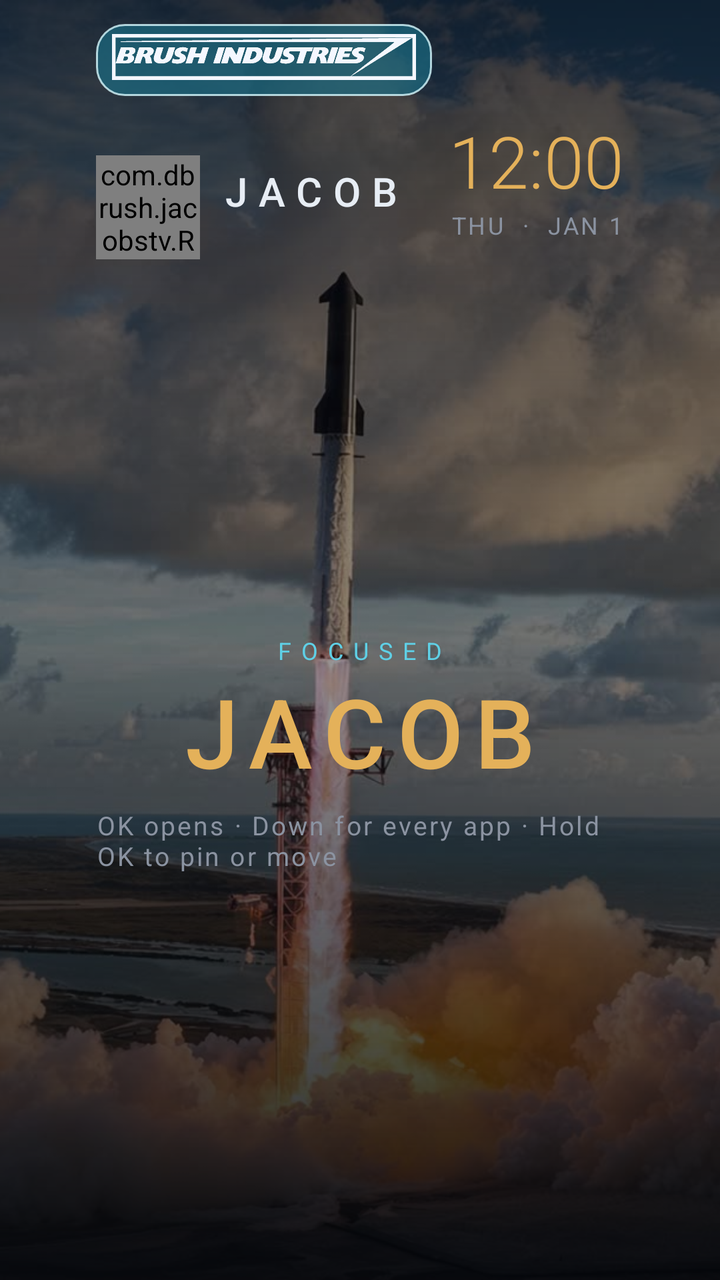
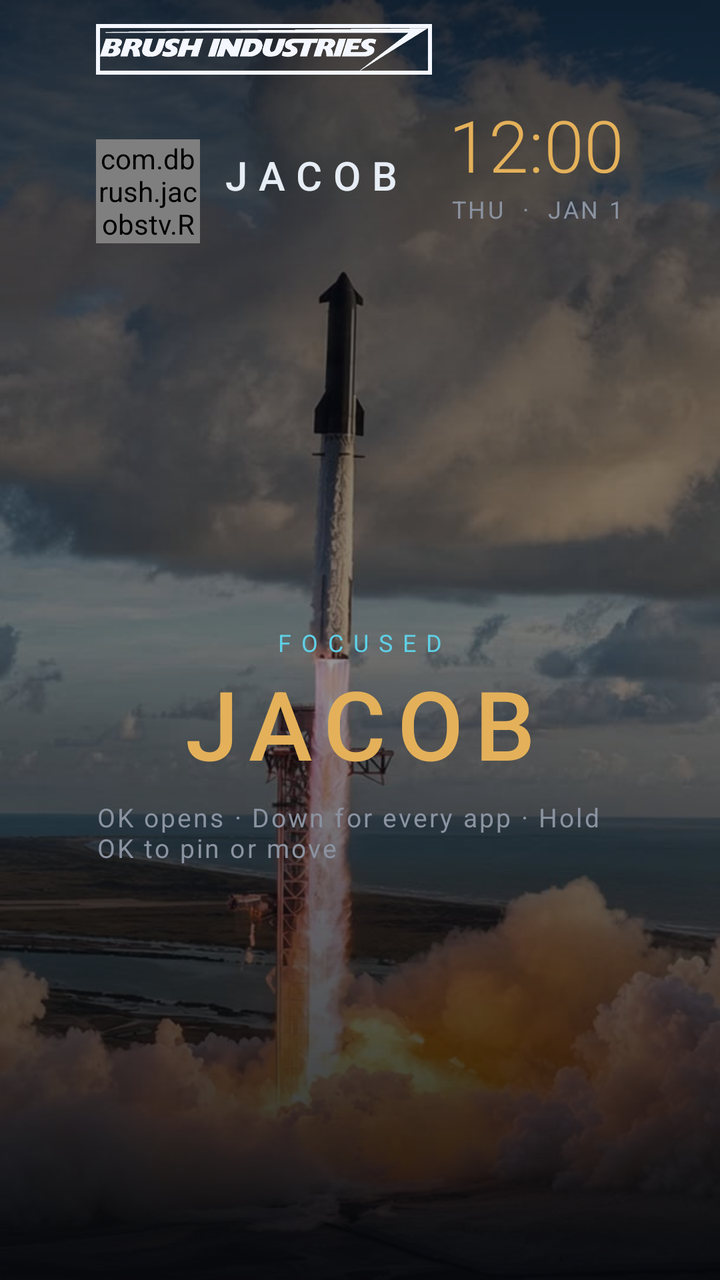

An Android layout rendered at two revisions. The XML below is the earlier revision; the diff shows what the commit changed to produce the second picture.
<!-- AndroidManifest.xml: application theme Theme.JacobsTv -->
<!-- res/layout/activity_main.xml -->
<?xml version="1.0" encoding="utf-8"?>
<FrameLayout xmlns:android="http://schemas.android.com/apk/res/android"
    android:layout_width="match_parent"
    android:layout_height="match_parent"
    android:background="@color/bg">

    <ImageView
        android:id="@+id/wallpaper"
        android:layout_width="match_parent"
        android:layout_height="match_parent"
        android:contentDescription="@string/wall"
        android:scaleType="centerCrop"
        android:src="@drawable/bg_rocket" />

    <View
        android:layout_width="match_parent"
        android:layout_height="match_parent"
        android:background="@drawable/bg_scrim" />

    <LinearLayout
        android:id="@+id/home"
        android:layout_width="match_parent"
        android:layout_height="match_parent"
        android:orientation="vertical"
        android:paddingStart="48dp"
        android:paddingTop="12dp"
        android:paddingEnd="48dp"
        android:paddingBottom="20dp">

        <ImageView
            android:layout_width="168dp"
            android:layout_height="36dp"
            android:layout_marginBottom="8dp"
            android:background="@drawable/bg_brand_glass"
            android:contentDescription="Brush Industries"
            android:paddingLeft="8dp"
            android:paddingTop="5dp"
            android:paddingRight="8dp"
            android:paddingBottom="5dp"
            android:scaleType="fitStart"
            android:src="@drawable/brush_industries" />

        <LinearLayout
            android:layout_width="match_parent"
            android:layout_height="wrap_content"
            android:gravity="center_vertical"
            android:orientation="horizontal">

            <com.dbrush.jacobstv.ReactorView
                android:layout_width="52dp"
                android:layout_height="52dp" />

            <LinearLayout
                android:layout_width="0dp"
                android:layout_height="wrap_content"
                android:layout_marginStart="10dp"
                android:layout_weight="1"
                android:orientation="vertical">

                <TextView
                    android:layout_width="wrap_content"
                    android:layout_height="wrap_content"
                    android:fontFamily="sans-serif-medium"
                    android:letterSpacing="0.28"
                    android:text="@string/header_name"
                    android:textColor="@color/fg"
                    android:textSize="20sp" />

                <TextView
                    android:id="@+id/stats"
                    android:layout_width="wrap_content"
                    android:layout_height="wrap_content"
                    android:letterSpacing="0.12"
                    android:textColor="@color/cyan"
                    android:textSize="12sp" />
            </LinearLayout>

            <LinearLayout
                android:id="@+id/clockHit"
                android:layout_width="wrap_content"
                android:layout_height="wrap_content"
                android:clickable="true"
                android:focusable="true"
                android:gravity="end"
                android:orientation="vertical">

                <TextClock
                    android:layout_width="wrap_content"
                    android:layout_height="wrap_content"
                    android:fontFamily="sans-serif-light"
                    android:format12Hour="h:mm"
                    android:format24Hour="H:mm"
                    android:textColor="@color/gold"
                    android:textSize="36sp" />

                <TextClock
                    android:layout_width="wrap_content"
                    android:layout_height="wrap_content"
                    android:format12Hour="EEE  ·  MMM d"
                    android:format24Hour="EEE  ·  MMM d"
                    android:letterSpacing="0.1"
                    android:textAllCaps="true"
                    android:textColor="@color/muted"
                    android:textSize="12sp" />

                <TextView
                    android:id="@+id/weather"
                    android:layout_width="wrap_content"
                    android:layout_height="wrap_content"
                    android:letterSpacing="0.14"
                    android:textColor="@color/cyan"
                    android:textSize="12sp" />

                <TextView
                    android:id="@+id/outlook"
                    android:layout_width="wrap_content"
                    android:layout_height="wrap_content"
                    android:letterSpacing="0.06"
                    android:textColor="@color/cyan"
                    android:textSize="11sp" />
            </LinearLayout>
        </LinearLayout>

        <LinearLayout
            android:layout_width="match_parent"
            android:layout_height="0dp"
            android:layout_weight="1"
            android:gravity="center"
            android:orientation="vertical">

            <TextView
                android:id="@+id/shelfKicker"
                android:layout_width="wrap_content"
                android:layout_height="wrap_content"
                android:letterSpacing="0.42"
                android:text="@string/focused"
                android:textColor="@color/cyan"
                android:textSize="12sp" />

            <TextView
                android:id="@+id/shelfName"
                android:layout_width="match_parent"
                android:layout_height="wrap_content"
                android:fontFamily="sans-serif-medium"
                android:gravity="center"
                android:letterSpacing="0.12"
                android:text="@string/jacob"
                android:textColor="@color/gold"
                android:textSize="48sp" />

            <TextView
                android:layout_width="wrap_content"
                android:layout_height="wrap_content"
                android:layout_marginTop="6dp"
                android:letterSpacing="0.08"
                android:text="@string/shelf_hint"
                android:textColor="@color/muted"
                android:textSize="13sp" />
        </LinearLayout>

        <HorizontalScrollView
            android:layout_width="match_parent"
            android:layout_height="wrap_content"
            android:layout_marginTop="14dp"
            android:scrollbars="none">

            <LinearLayout
                android:id="@+id/dock"
                android:layout_width="wrap_content"
                android:layout_height="wrap_content"
                android:background="@drawable/bg_dock"
                android:orientation="horizontal"
                android:paddingStart="12dp"
                android:paddingTop="4dp"
                android:paddingEnd="12dp"
                android:paddingBottom="0dp" />
        </HorizontalScrollView>

    </LinearLayout>

    <FrameLayout
        android:id="@+id/library"
        android:layout_width="match_parent"
        android:layout_height="match_parent"
        android:background="#F205070B"
        android:clickable="true"
        android:visibility="gone">

        <LinearLayout
            android:layout_width="match_parent"
            android:layout_height="match_parent"
            android:orientation="vertical"
            android:paddingStart="48dp"
            android:paddingTop="28dp"
            android:paddingEnd="48dp"
            android:paddingBottom="24dp">

            <TextView
                android:layout_width="wrap_content"
                android:layout_height="wrap_content"
                android:letterSpacing="0.32"
                android:text="@string/all_apps"
                android:textColor="@color/cyan"
                android:textSize="12sp" />

            <TextView
                android:layout_width="wrap_content"
                android:layout_height="wrap_content"
                android:layout_marginTop="4dp"
                android:text="@string/library_hint"
                android:textColor="@color/muted"
                android:textSize="14sp" />

            <GridView
                android:id="@+id/libraryGrid"
                android:layout_width="match_parent"
                android:layout_height="0dp"
                android:layout_marginTop="16dp"
                android:layout_weight="1"
                android:columnWidth="148dp"
                android:gravity="center"
                android:horizontalSpacing="14dp"
                android:listSelector="@android:color/transparent"
                android:numColumns="auto_fit"
                android:stretchMode="columnWidth"
                android:verticalSpacing="14dp" />
        </LinearLayout>
    </FrameLayout>

    <FrameLayout
        android:id="@+id/menu"
        android:layout_width="match_parent"
        android:layout_height="match_parent"
        android:background="#6605070B"
        android:clickable="true"
        android:visibility="gone">

        <LinearLayout
            android:layout_width="460dp"
            android:layout_height="wrap_content"
            android:layout_gravity="center"
            android:background="@drawable/bg_card"
            android:orientation="vertical"
            android:padding="24dp">

            <TextView
                android:layout_width="wrap_content"
                android:layout_height="wrap_content"
                android:letterSpacing="0.36"
                android:text="@string/tile"
                android:textColor="@color/cyan"
                android:textSize="12sp" />

            <TextView
                android:id="@+id/menuTitle"
                android:layout_width="match_parent"
                android:layout_height="wrap_content"
                android:layout_marginTop="8dp"
                android:textColor="@color/gold"
                android:textSize="26sp" />

            <TextView
                android:id="@+id/menuMoveLeft"
                style="@style/HudChip"
                android:layout_width="match_parent"
                android:layout_height="48dp"
                android:layout_marginTop="16dp"
                android:layout_weight="0"
                android:text="@string/move_left" />

            <TextView
                android:id="@+id/menuMoveRight"
                style="@style/HudChip"
                android:layout_width="match_parent"
                android:layout_height="48dp"
                android:layout_marginTop="8dp"
                android:layout_weight="0"
                android:text="@string/move_right" />

            <TextView
                android:id="@+id/menuRemove"
                style="@style/HudChip"
                android:layout_width="match_parent"
                android:layout_height="48dp"
                android:layout_marginTop="8dp"
                android:layout_weight="0"
                android:text="@string/remove_dock" />

            <TextView
                android:id="@+id/menuPin"
                style="@style/HudChip"
                android:layout_width="match_parent"
                android:layout_height="48dp"
                android:layout_marginTop="8dp"
                android:layout_weight="0"
                android:text="@string/pin_dock" />

            <TextView
                android:id="@+id/menuInfo"
                style="@style/HudChip"
                android:layout_width="match_parent"
                android:layout_height="48dp"
                android:layout_marginTop="8dp"
                android:layout_weight="0"
                android:text="@string/app_info" />

            <TextView
                android:id="@+id/menuClose"
                style="@style/HudChip"
                android:layout_width="match_parent"
                android:layout_height="48dp"
                android:layout_marginTop="8dp"
                android:layout_weight="0"
                android:text="@string/close" />
        </LinearLayout>
    </FrameLayout>

    <FrameLayout
        android:id="@+id/debloat"
        android:layout_width="match_parent"
        android:layout_height="match_parent"
        android:background="#6605070B"
        android:clickable="true"
        android:visibility="gone">

        <LinearLayout
            android:layout_width="match_parent"
            android:layout_height="wrap_content"
            android:layout_gravity="center"
            android:layout_margin="48dp"
            android:background="@drawable/bg_card"
            android:orientation="vertical"
            android:padding="28dp">

            <TextView
                android:layout_width="wrap_content"
                android:layout_height="wrap_content"
                android:letterSpacing="0.36"
                android:text="@string/debloat"
                android:textColor="@color/cyan"
                android:textSize="12sp" />

            <TextView
                android:id="@+id/debloatBody"
                android:layout_width="match_parent"
                android:layout_height="wrap_content"
                android:layout_marginTop="12dp"
                android:lineSpacingExtra="4dp"
                android:text="@string/debloat_body"
                android:textColor="@color/fg"
                android:textSize="18sp" />

            <TextView
                android:id="@+id/debloatRun"
                style="@style/HudChip"
                android:layout_width="match_parent"
                android:layout_height="52dp"
                android:layout_marginTop="18dp"
                android:layout_weight="0"
                android:text="@string/debloat_run" />

            <TextView
                android:id="@+id/debloatClose"
                style="@style/HudChip"
                android:layout_width="match_parent"
                android:layout_height="52dp"
                android:layout_marginTop="8dp"
                android:layout_weight="0"
                android:text="@string/close" />
        </LinearLayout>
    </FrameLayout>

    <FrameLayout
        android:id="@+id/dream"
        android:layout_width="match_parent"
        android:layout_height="match_parent"
        android:background="@color/bg"
        android:clickable="true"
        android:focusable="true"
        android:visibility="gone">

        <LinearLayout
            android:id="@+id/dreamClock"
            android:layout_width="wrap_content"
            android:layout_height="wrap_content"
            android:layout_gravity="center"
            android:gravity="center"
            android:orientation="vertical">

            <com.dbrush.jacobstv.ReactorView
                android:layout_width="72dp"
                android:layout_height="72dp" />

            <TextClock
                android:layout_width="wrap_content"
                android:layout_height="wrap_content"
                android:layout_marginTop="12dp"
                android:fontFamily="sans-serif-light"
                android:format12Hour="h:mm"
                android:format24Hour="H:mm"
                android:textColor="@color/gold"
                android:textSize="84sp" />
        </LinearLayout>
    </FrameLayout>

    <FrameLayout
        android:id="@+id/welcome"
        android:layout_width="match_parent"
        android:layout_height="match_parent"
        android:background="@color/bg"
        android:clickable="true"
        android:focusable="true"
        android:visibility="gone">

        <com.dbrush.jacobstv.ReactorView
            android:layout_width="220dp"
            android:layout_height="220dp"
            android:layout_gravity="center"
            android:layout_marginBottom="120dp" />

        <LinearLayout
            android:layout_width="match_parent"
            android:layout_height="wrap_content"
            android:layout_gravity="center"
            android:layout_marginTop="80dp"
            android:gravity="center"
            android:orientation="vertical">

            <ImageView
                android:layout_width="250dp"
                android:layout_height="52dp"
                android:layout_marginBottom="12dp"
                android:background="@drawable/bg_brand_glass"
                android:contentDescription="Brush Industries"
                android:paddingLeft="14dp"
                android:paddingTop="8dp"
                android:paddingRight="14dp"
                android:paddingBottom="8dp"
                android:scaleType="fitCenter"
                android:src="@drawable/brush_industries" />

            <TextView
                android:id="@+id/wordWelcome"
                android:layout_width="wrap_content"
                android:layout_height="wrap_content"
                android:fontFamily="sans-serif-medium"
                android:letterSpacing="0.5"
                android:text="@string/welcome"
                android:textColor="@color/cyan"
                android:textSize="16sp" />

            <TextView
                android:id="@+id/wordJacob"
                android:layout_width="wrap_content"
                android:layout_height="wrap_content"
                android:fontFamily="sans-serif-medium"
                android:letterSpacing="0.22"
                android:text="@string/jacob"
                android:textColor="@color/gold"
                android:textSize="64sp" />

            <TextView
                android:id="@+id/wordStatus"
                android:layout_width="wrap_content"
                android:layout_height="wrap_content"
                android:layout_marginTop="8dp"
                android:letterSpacing="0.28"
                android:text="@string/nominal"
                android:textColor="@color/fg"
                android:textSize="14sp" />
        </LinearLayout>
    </FrameLayout>

    <FrameLayout
        android:id="@+id/about"
        android:layout_width="match_parent"
        android:layout_height="match_parent"
        android:background="#6605070B"
        android:clickable="true"
        android:visibility="gone">

        <LinearLayout
            android:id="@+id/aboutCard"
            android:layout_width="560dp"
            android:layout_height="wrap_content"
            android:layout_gravity="center"
            android:background="@drawable/bg_card"
            android:orientation="vertical"
            android:padding="28dp">

            <TextView
                android:layout_width="wrap_content"
                android:layout_height="wrap_content"
                android:letterSpacing="0.4"
                android:text="@string/about_kicker"
                android:textColor="@color/cyan"
                android:textSize="12sp" />

            <TextView
                android:layout_width="match_parent"
                android:layout_height="wrap_content"
                android:layout_marginTop="12dp"
                android:fontFamily="sans-serif-medium"
                android:text="@string/about_line"
                android:textColor="@color/gold"
                android:textSize="28sp" />

            <TextView
                android:layout_width="match_parent"
                android:layout_height="wrap_content"
                android:layout_marginTop="14dp"
                android:lineSpacingExtra="4dp"
                android:text="@string/about_body"
                android:textColor="@color/fg"
                android:textSize="18sp" />

            <LinearLayout
                android:layout_width="match_parent"
                android:layout_height="wrap_content"
                android:layout_marginTop="22dp"
                android:orientation="horizontal">

                <TextView
                    android:id="@+id/replayWelcome"
                    android:layout_width="0dp"
                    android:layout_height="52dp"
                    android:layout_marginEnd="10dp"
                    android:layout_weight="1"
                    android:background="@drawable/bg_button"
                    android:clickable="true"
                    android:focusable="true"
                    android:gravity="center"
                    android:text="@string/replay"
                    android:textColor="@color/button_text"
                    android:textSize="16sp" />

                <TextView
                    android:id="@+id/closeAbout"
                    android:layout_width="0dp"
                    android:layout_height="52dp"
                    android:layout_weight="1"
                    android:background="@drawable/bg_button"
                    android:clickable="true"
                    android:focusable="true"
                    android:gravity="center"
                    android:text="@string/close"
                    android:textColor="@color/button_text"
                    android:textSize="16sp" />
            </LinearLayout>
        </LinearLayout>
    </FrameLayout>

    <FrameLayout
        android:id="@+id/control"
        android:layout_width="match_parent"
        android:layout_height="match_parent"
        android:background="#4402070C"
        android:clickable="true"
        android:visibility="gone">

        <LinearLayout
            android:id="@+id/controlCard"
            android:layout_width="match_parent"
            android:layout_height="wrap_content"
            android:layout_gravity="center"
            android:layout_margin="36dp"
            android:background="@drawable/bg_card"
            android:orientation="vertical"
            android:padding="24dp">

            <TextView
                android:layout_width="match_parent"
                android:layout_height="wrap_content"
                android:gravity="center"
                android:letterSpacing="0.36"
                android:text="CONTROL"
                android:textColor="@color/cyan"
                android:textSize="12sp" />

            <LinearLayout
                android:layout_width="match_parent"
                android:layout_height="wrap_content"
                android:layout_marginTop="16dp"
                android:orientation="horizontal">

                <TextView
                    android:id="@+id/controlInputs"
                    style="@style/HudChip"
                    android:layout_width="0dp"
                    android:layout_height="72dp"
                    android:layout_marginEnd="8dp"
                    android:layout_weight="1"
                    android:text="INPUTS" />

                <TextView
                    android:id="@+id/controlLink"
                    style="@style/HudChip"
                    android:layout_width="0dp"
                    android:layout_height="72dp"
                    android:layout_weight="1"
                    android:text="NETWORK" />
            </LinearLayout>

            <LinearLayout
                android:layout_width="match_parent"
                android:layout_height="wrap_content"
                android:layout_marginTop="8dp"
                android:orientation="horizontal">

                <TextView
                    android:id="@+id/controlSettings"
                    style="@style/HudChip"
                    android:layout_width="0dp"
                    android:layout_height="72dp"
                    android:layout_marginEnd="8dp"
                    android:layout_weight="1"
                    android:text="@string/settings" />

                <TextView
                    android:id="@+id/controlCast"
                    style="@style/HudChip"
                    android:layout_width="0dp"
                    android:layout_height="72dp"
                    android:layout_weight="1"
                    android:text="CAST" />
            </LinearLayout>

            <LinearLayout
                android:layout_width="match_parent"
                android:layout_height="wrap_content"
                android:layout_marginTop="8dp"
                android:orientation="horizontal">

                <TextView
                    android:id="@+id/controlWall"
                    style="@style/HudChip"
                    android:layout_width="0dp"
                    android:layout_height="72dp"
                    android:layout_marginEnd="8dp"
                    android:layout_weight="1"
                    android:text="@string/wall" />

                <TextView
                    android:id="@+id/controlDebloat"
                    style="@style/HudChip"
                    android:layout_width="0dp"
                    android:layout_height="72dp"
                    android:layout_weight="1"
                    android:text="@string/debloat" />
            </LinearLayout>

            <LinearLayout
                android:layout_width="match_parent"
                android:layout_height="wrap_content"
                android:layout_marginTop="14dp"
                android:gravity="center_vertical"
                android:orientation="horizontal">

                <TextView
                    android:layout_width="wrap_content"
                    android:layout_height="wrap_content"
                    android:letterSpacing="0.16"
                    android:text="ZIP"
                    android:textColor="@color/cyan"
                    android:textSize="12sp" />

                <EditText
                    android:id="@+id/zipField"
                    android:layout_width="0dp"
                    android:layout_height="40dp"
                    android:layout_weight="1"
                    android:background="@android:color/transparent"
                    android:gravity="center"
                    android:hint="45414"
                    android:inputType="number"
                    android:maxLength="5"
                    android:textColor="@color/gold"
                    android:textColorHint="@color/muted"
                    android:textSize="18sp" />

                <TextView
                    android:id="@+id/zipSave"
                    style="@style/HudChip"
                    android:layout_width="72dp"
                    android:layout_height="40dp"
                    android:layout_weight="0"
                    android:text="OK" />
            </LinearLayout>
        </LinearLayout>
    </FrameLayout>
</FrameLayout>
<!-- resources referenced by this layout -->
<resources>
  <color name="bg">#05070B</color>
  <color name="cyan">#5FD0E6</color>
  <color name="fg">#E7EDF4</color>
  <color name="gold">#E4B15A</color>
  <color name="muted">#8B93A1</color>
  <!-- drawable bg_brand_glass (drawable) -->
  <?xml version="1.0" encoding="utf-8"?>
  <shape xmlns:android="http://schemas.android.com/apk/res/android" android:shape="rectangle">
      <corners android:radius="14dp" />
      <solid android:color="#AA1A6E86" />
      <stroke android:width="1dp" android:color="#CCD7FBFF" />
  </shape>
  <!-- drawable bg_card (drawable) -->
  <?xml version="1.0" encoding="utf-8"?>
  <shape xmlns:android="http://schemas.android.com/apk/res/android">
      <solid android:color="#66101822" />
      <stroke android:width="1dp" android:color="#66FFFFFF" />
      <corners android:radius="22dp" />
  </shape>
  <!-- drawable bg_dock (drawable) -->
  <?xml version="1.0" encoding="utf-8"?>
  <layer-list xmlns:android="http://schemas.android.com/apk/res/android">
      <item android:top="78dp">
          <shape>
              <gradient
                  android:angle="270"
                  android:startColor="#665FD0E6"
                  android:endColor="#005FD0E6" />
          </shape>
      </item>
      <item android:top="76dp" android:bottom="18dp">
          <shape>
              <solid android:color="#CCF4FBFF" />
          </shape>
      </item>
  </layer-list>
  <!-- drawable bg_scrim (drawable) -->
  <?xml version="1.0" encoding="utf-8"?>
  <shape xmlns:android="http://schemas.android.com/apk/res/android">
      <gradient
          android:angle="270"
          android:startColor="#C005070B"
          android:centerColor="#6605070B"
          android:endColor="#E605070B" />
  </shape>
  <string name="about_body">A Stark-styled home for this Vizio. Dock on the bottom, the focused app in big type, inputs up front, and a clock that drifts so it does not burn in. No recommendation rows. No ads.</string>
  <string name="about_kicker">SETTINGS</string>
  <string name="about_line">Dallas built this because Dallas kicks ass</string>
  <string name="all_apps">ALL APPS</string>
  <string name="app_info">App info</string>
  <string name="close">Close</string>
  <string name="debloat">Debloat</string>
  <string name="debloat_body">Recommendation rows are already hidden on this home. Disable stops them from running. Nothing is uninstalled. If the TV refuses, run tools/debloat.sh from a computer. tools/restore.sh puts them back.</string>
  <string name="debloat_run">Disable bloat on this TV</string>
  <string name="focused">FOCUSED</string>
  <string name="header_name">JACOB</string>
  <string name="jacob">JACOB</string>
  <string name="library_hint">Stock recommendation rows stay off this grid. Hold OK to pin a tile to the dock.</string>
  <string name="move_left">Move left</string>
  <string name="move_right">Move right</string>
  <string name="nominal">ALL SYSTEMS NOMINAL</string>
  <string name="pin_dock">Pin to dock</string>
  <string name="remove_dock">Remove from dock</string>
  <string name="replay">Replay welcome</string>
  <string name="settings">Settings</string>
  <string name="shelf_hint">OK opens   ·   Down for every app   ·   Hold OK to pin or move</string>
  <string name="tile">TILE</string>
  <string name="wall">Wall</string>
  <string name="welcome">WELCOME</string>
  <style name="Theme.JacobsTv" parent="@android:style/Theme.NoTitleBar.Fullscreen">
          <item name="android:windowBackground">@color/bg</item>
          <item name="android:colorBackground">@color/bg</item>
          <item name="android:windowFullscreen">true</item>
          <item name="android:fontFamily">sans-serif</item>
      </style>
  <!-- unchanged entries left out for length: 4 -->
</resources>

<!-- the commit's change to res/layout/activity_main.xml (unified diff, before → after) -->
@@ -29,14 +29,9 @@
 
         <ImageView
             android:layout_width="168dp"
-            android:layout_height="36dp"
+            android:layout_height="28dp"
             android:layout_marginBottom="8dp"
-            android:background="@drawable/bg_brand_glass"
             android:contentDescription="Brush Industries"
-            android:paddingLeft="8dp"
-            android:paddingTop="5dp"
-            android:paddingRight="8dp"
-            android:paddingBottom="5dp"
             android:scaleType="fitStart"
             android:src="@drawable/brush_industries" />
 
@@ -428,14 +423,9 @@
 
             <ImageView
                 android:layout_width="250dp"
-                android:layout_height="52dp"
+                android:layout_height="42dp"
                 android:layout_marginBottom="12dp"
-                android:background="@drawable/bg_brand_glass"
                 android:contentDescription="Brush Industries"
-                android:paddingLeft="14dp"
-                android:paddingTop="8dp"
-                android:paddingRight="14dp"
-                android:paddingBottom="8dp"
                 android:scaleType="fitCenter"
                 android:src="@drawable/brush_industries" />
 
<!-- resource entries referenced after the edit -->
@@ -5,13 +5,6 @@
   <color name="fg">#E7EDF4</color>
   <color name="gold">#E4B15A</color>
   <color name="muted">#8B93A1</color>
-  <!-- drawable bg_brand_glass (drawable) -->
-  <?xml version="1.0" encoding="utf-8"?>
-  <shape xmlns:android="http://schemas.android.com/apk/res/android" android:shape="rectangle">
-      <corners android:radius="14dp" />
-      <solid android:color="#AA1A6E86" />
-      <stroke android:width="1dp" android:color="#CCD7FBFF" />
-  </shape>
   <!-- drawable bg_card (drawable) -->
   <?xml version="1.0" encoding="utf-8"?>
   <shape xmlns:android="http://schemas.android.com/apk/res/android">
